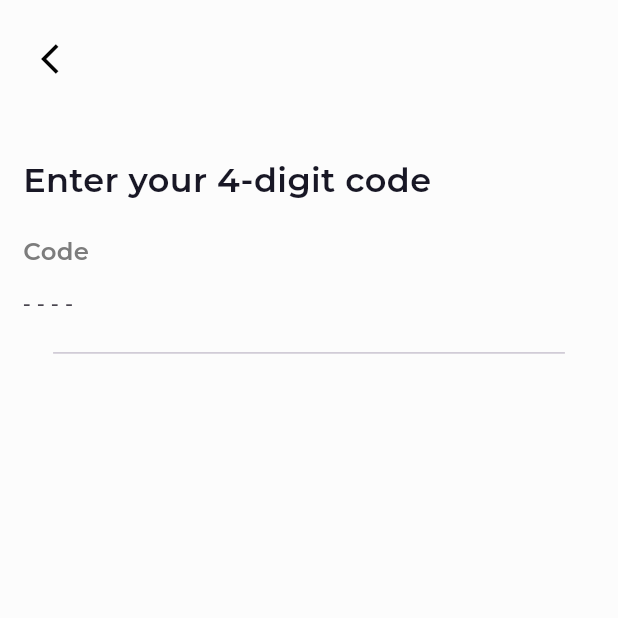
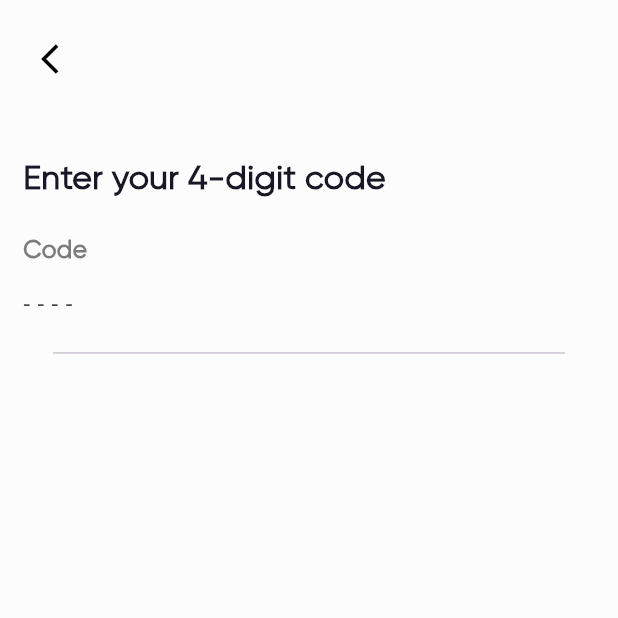
Before and after one commit to flutterBasit/Daily-Price-List, a Flutter app: the VerficationScreen screen opened by its route, on a phone screen of 412 x 824 dp, the top half of it. Run offline on Flutter 3.47's test engine with Material 3 defaults, Android fonts, the phone set to English and light mode, and no system bars; our stand-ins replace flutter_screenutil, get, google_fonts; missing offline and left inert: country_pickers.

Commit message:
Adding Fonts Gilroy and Loging Screen

```diff
--- /dev/null
+++ b/lib/Resources/Constants/Colors_Constants.dart
@@ -0,0 +1,14 @@
+import 'package:flutter/material.dart';
+
+class ColorsConstants {
+  static const Color greenColor = Color(0xff53B175);
+  static const Color whiteColor = Color(0xffFFFFFF);
+  static const Color whiteColor2 = Color(0xffFCFCFC);
+  static const Color whiteColor3 = Color(0xffFFF9FF);
+  static const Color blackColor = Color(0xff030303);
+  static const Color blackColor2 = Color(0xff181725);
+  static const Color blueColor = Color(0xff5383EC);
+  static const Color greyColor = Color(0xff828282);
+  static const Color greyColor2 = Color(0xff7C7C7C);
+  static const Color blueColor2 = Color(0xff4A66AC);
+}
--- a/lib/Resources/Constants/Constants.dart
+++ /dev/null
@@ -1,63 +0,0 @@
-import 'package:flutter/material.dart';
-import 'package:flutter_screenutil/flutter_screenutil.dart';
-import 'package:google_fonts/google_fonts.dart';
-
-class Constants {
-  static const Color greenColor = Color(0xff53B175);
-  static const Color whiteColor = Color(0xffFFFFFF);
-  static const Color whiteColor2 = Color(0xffFCFCFC);
-  static const Color whiteColor3 = Color(0xffFFF9FF);
-  static const Color blackColor = Color(0xff030303);
-  static const Color blackColor2 = Color(0xff181725);
-  static const Color blueColor = Color(0xff5383EC);
-  static const Color greyColor = Color(0xff828282);
-  static const Color greyColor2 = Color(0xff7C7C7C);
-  static const Color blueColor2 = Color(0xff4A66AC);
-
-  static const String fontStyle = "Montserrat";
-
-  static TextStyle googleFontStyle(TextStyle baseStyle) {
-    return GoogleFonts.getFont(fontStyle, textStyle: baseStyle);
-  }
-
-//SPLASH SCREEN CONSTANTS
-  static TextStyle splashScreenStyle = googleFontStyle(TextStyle(
-      fontSize: 30.sp, fontWeight: FontWeight.bold, color: whiteColor));
-
-  static TextStyle splashScreenStyle2 = googleFontStyle(TextStyle(
-      fontSize: 12.sp, fontWeight: FontWeight.w500, color: whiteColor));
-
-// ONBOADING SCREEN CONSTANTS
-  static TextStyle onBoardingStyle = googleFontStyle(TextStyle(
-      fontSize: 48.sp, fontWeight: FontWeight.w600, color: whiteColor));
-
-  static TextStyle onBoardingStyle2 = googleFontStyle(TextStyle(
-      fontSize: 16.sp, fontWeight: FontWeight.w400, color: whiteColor2));
-
-  static TextStyle onBoardingStyleButton = googleFontStyle(TextStyle(
-      fontSize: 18.sp, fontWeight: FontWeight.w600, color: whiteColor));
-
-// SIGNIN SCREEN
-  static TextStyle signInTextStyle = googleFontStyle(TextStyle(
-      fontSize: 26.sp, fontWeight: FontWeight.w600, color: blackColor));
-
-  static TextStyle signInTextStyle2 = googleFontStyle(TextStyle(
-      fontSize: 12.sp, fontWeight: FontWeight.w600, color: greyColor));
-
-  static TextStyle signInButtonStyle = googleFontStyle(TextStyle(
-      fontSize: 16.sp, fontWeight: FontWeight.w600, color: whiteColor2));
-
-//NUMBER SCREEN AND VERFICATION SCREEN
-  static TextStyle numberTextStyle = googleFontStyle(TextStyle(
-      fontSize: 22.sp, fontWeight: FontWeight.w600, color: blackColor2));
-
-  static TextStyle numberTextStyle2 = googleFontStyle(TextStyle(
-      fontSize: 16.sp, fontWeight: FontWeight.w600, color: greyColor2));
-
-// SELECT LOCATION SCREEN
-  static TextStyle selectlocationTextStyle = googleFontStyle(TextStyle(
-      fontSize: 23.sp, fontWeight: FontWeight.w600, color: blackColor2));
-
-  static TextStyle selectlocationTextStyle2 = googleFontStyle(TextStyle(
-      fontSize: 13.sp, fontWeight: FontWeight.w400, color: greyColor2));
-}
--- /dev/null
+++ b/lib/Resources/Constants/Strings_Constants.dart
@@ -0,0 +1,88 @@
+import 'package:daily_price_list/Resources/Constants/Colors_Constants.dart';
+import 'package:flutter/material.dart';
+import 'package:flutter_screenutil/flutter_screenutil.dart';
+import 'package:google_fonts/google_fonts.dart';
+
+class Stringsconstants {
+  static const String fontStyle = "Gilroy";
+
+  static TextStyle googleFontStyle(TextStyle baseStyle) {
+    return GoogleFonts.getFont(fontStyle, textStyle: baseStyle);
+  }
+
+  static TextStyle customFontStyle(TextStyle baseStyle) {
+    return baseStyle.copyWith(fontFamily: fontStyle);
+  }
+
+//SPLASH SCREEN CONSTANTS
+  static TextStyle splashScreenStyle = TextStyle(
+      fontFamily: fontStyle,
+      fontSize: 30.sp,
+      fontWeight: FontWeight.bold,
+      color: ColorsConstants.whiteColor);
+
+  static TextStyle splashScreenStyle2 = googleFontStyle(TextStyle(
+      fontSize: 12.sp,
+      fontWeight: FontWeight.w500,
+      color: ColorsConstants.whiteColor));
+
+// ONBOADING SCREEN CONSTANTS
+  static TextStyle onBoardingStyle = googleFontStyle(TextStyle(
+      fontSize: 48.sp,
+      fontWeight: FontWeight.w600,
+      color: ColorsConstants.whiteColor));
+
+  static TextStyle onBoardingStyle2 = googleFontStyle(TextStyle(
+      fontSize: 16.sp,
+      fontWeight: FontWeight.w400,
+      color: ColorsConstants.whiteColor2));
+
+  static TextStyle onBoardingStyleButton = googleFontStyle(TextStyle(
+      fontSize: 18.sp,
+      fontWeight: FontWeight.w600,
+      color: ColorsConstants.whiteColor));
+
+// SIGNIN SCREEN
+  static TextStyle signInTextStyle = googleFontStyle(TextStyle(
+      fontSize: 26.sp,
+      fontWeight: FontWeight.w600,
+      color: ColorsConstants.blackColor));
+
+  static TextStyle signInTextStyle2 = googleFontStyle(TextStyle(
+      fontSize: 12.sp,
+      fontWeight: FontWeight.w600,
+      color: ColorsConstants.greyColor));
+
+  static TextStyle signInButtonStyle = googleFontStyle(TextStyle(
+      fontSize: 16.sp,
+      fontWeight: FontWeight.w600,
+      color: ColorsConstants.whiteColor2));
+
+//NUMBER SCREEN AND VERFICATION SCREEN
+  static TextStyle numberTextStyle = googleFontStyle(TextStyle(
+      fontSize: 22.sp,
+      fontWeight: FontWeight.w600,
+      color: ColorsConstants.blackColor2));
+
+  static TextStyle numberTextStyle2 = googleFontStyle(TextStyle(
+      fontSize: 16.sp,
+      fontWeight: FontWeight.w600,
+      color: ColorsConstants.greyColor2));
+
+// SELECT LOCATION SCREEN
+  static TextStyle selectlocationTextStyle = googleFontStyle(TextStyle(
+      fontSize: 23.sp,
+      fontWeight: FontWeight.w600,
+      color: ColorsConstants.blackColor2));
+
+  static TextStyle selectlocationTextStyle2 = googleFontStyle(TextStyle(
+      fontSize: 14.sp,
+      fontWeight: FontWeight.w400,
+      color: ColorsConstants.greyColor2));
+
+//LOGING SCREEN
+  static TextStyle loginScreenTextColor = googleFontStyle(TextStyle(
+      fontSize: 23.sp,
+      fontWeight: FontWeight.w600,
+      color: ColorsConstants.blackColor2));
+}
--- a/lib/Resources/Routes/RouteNames.dart
+++ b/lib/Resources/Routes/RouteNames.dart
@@ -5,4 +5,5 @@ class Routenames {
   static const String numberScreen = '/NumberScreen';
   static const String verficationScreen = '/VerficationScreen';
   static const String selectlocationScreen = '/SelectlocationScreen';
+  static const String logInScreen = '/LogInScreen';
 }
--- a/lib/Resources/Routes/Routes.dart
+++ b/lib/Resources/Routes/Routes.dart
@@ -1,4 +1,5 @@
 import 'package:daily_price_list/Resources/Routes/RouteNames.dart';
+import 'package:daily_price_list/View/LogInScreen.dart';
 import 'package:daily_price_list/View/NumberScreen.dart';
 import 'package:daily_price_list/View/OnBoardingScreen.dart';
 import 'package:daily_price_list/View/SelectLocationScreen.dart';
@@ -17,6 +18,7 @@ class Routes {
         name: Routenames.verficationScreen, page: () => VerficationScreen()),
     GetPage(
         name: Routenames.selectlocationScreen,
-        page: () => SelectlocationScreen())
+        page: () => SelectlocationScreen()),
+    GetPage(name: Routenames.logInScreen, page: () => Loginscreen())
   ];
 }
--- a/lib/View/VerficationScreen.dart
+++ b/lib/View/VerficationScreen.dart
@@ -1,5 +1,6 @@
-import 'package:daily_price_list/Resources/Constants/Constants.dart';
-import 'package:daily_price_list/View/SigninScreen.dart';
+import 'package:daily_price_list/Resources/Constants/Colors_Constants.dart';
+import 'package:daily_price_list/Resources/Constants/Strings_Constants.dart';
+
 import 'package:daily_price_list/ViewModel/NumberScreen_ViewModel.dart';
 
 import 'package:flutter/material.dart';
@@ -14,7 +15,7 @@ class VerficationScreen extends StatelessWidget {
   @override
   Widget build(BuildContext context) {
     return Scaffold(
-      backgroundColor: Constants.whiteColor2,
+      backgroundColor: ColorsConstants.whiteColor2,
       body: SafeArea(
         child: Padding(
           padding: EdgeInsets.all(14.w),
@@ -27,7 +28,7 @@ class VerficationScreen extends StatelessWidget {
                     onPressed: () {},
                     icon: Icon(
                       Icons.arrow_back_ios,
-                      color: Constants.blackColor,
+                      color: ColorsConstants.blackColor,
                     ),
                   ),
                   SizedBox(
@@ -35,14 +36,14 @@ class VerficationScreen extends StatelessWidget {
                   ),
                   Text(
                     'Enter your 4-digit code',
-                    style: Constants.numberTextStyle,
+                    style: Stringsconstants.numberTextStyle,
                   ),
                   SizedBox(
                     height: 20.h,
                   ),
                   Text(
                     'Code',
-                    style: Constants.numberTextStyle2,
+                    style: Stringsconstants.numberTextStyle2,
                   ),
                   //  CountryCodeDropdown(),
                   TextField(
@@ -71,7 +72,7 @@ class VerficationScreen extends StatelessWidget {
                       children: [
                         Text('Resend Code',
                             style: TextStyle(
-                              color: Constants.greenColor,
+                              color: ColorsConstants.greenColor,
                             )),
                         Padding(
                           padding: EdgeInsets.only(bottom: 20.h),
@@ -81,11 +82,11 @@ class VerficationScreen extends StatelessWidget {
                               onTap: () {},
                               child: CircleAvatar(
                                 radius: 25.r,
-                                backgroundColor: Constants.greenColor,
+                                backgroundColor: ColorsConstants.greenColor,
                                 child: Center(
                                   child: Icon(
                                     Icons.arrow_forward_ios,
-                                    color: Constants.whiteColor3,
+                                    color: ColorsConstants.whiteColor3,
                                   ),
                                 ),
                               ),
--- a/lib/main.dart
+++ b/lib/main.dart
@@ -21,7 +21,7 @@ class MyApp extends StatelessWidget {
       builder: (context, child) {
         return GetMaterialApp(
           debugShowCheckedModeBanner: false,
-          initialRoute: Routenames.selectlocationScreen,
+          initialRoute: Routenames.splashScreen,
           getPages: Routes.routes,
         );
       },
```
Also changed, not shown: lib/View/LogInScreen.dart (added, +35 -0 lines), lib/View/NumberScreen.dart (+8 -7 lines), lib/View/OnBoardingScreen.dart (+6 -5 lines), lib/View/SelectLocationScreen.dart (+8 -7 lines), lib/View/SigninScreen.dart (+10 -9 lines), lib/View/SplashScreen.dart (+5 -4 lines), pubspec.yaml (+9 -6 lines), assets/fonts/Gilroy-Bold.ttf (added), assets/fonts/Gilroy-Regular.ttf (added), assets/fonts/Gilroy-SemiBold.ttf (added), assets/images/LoginSignup.png (added).
